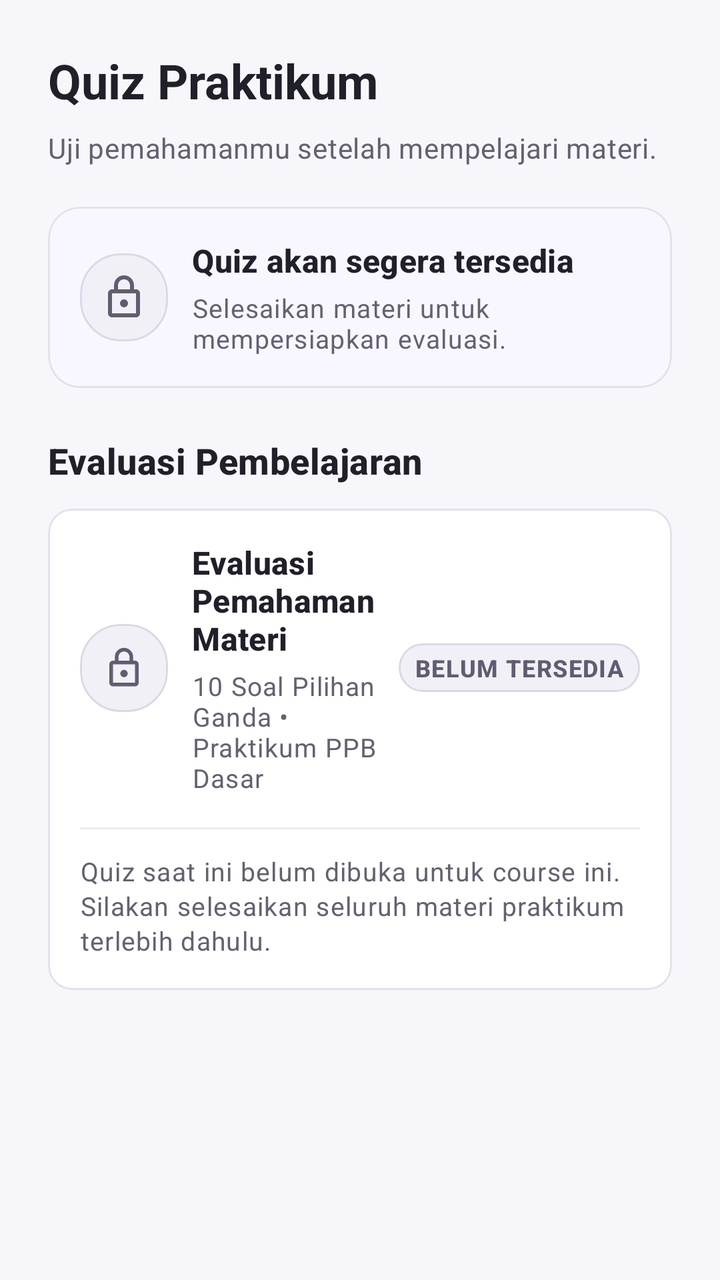
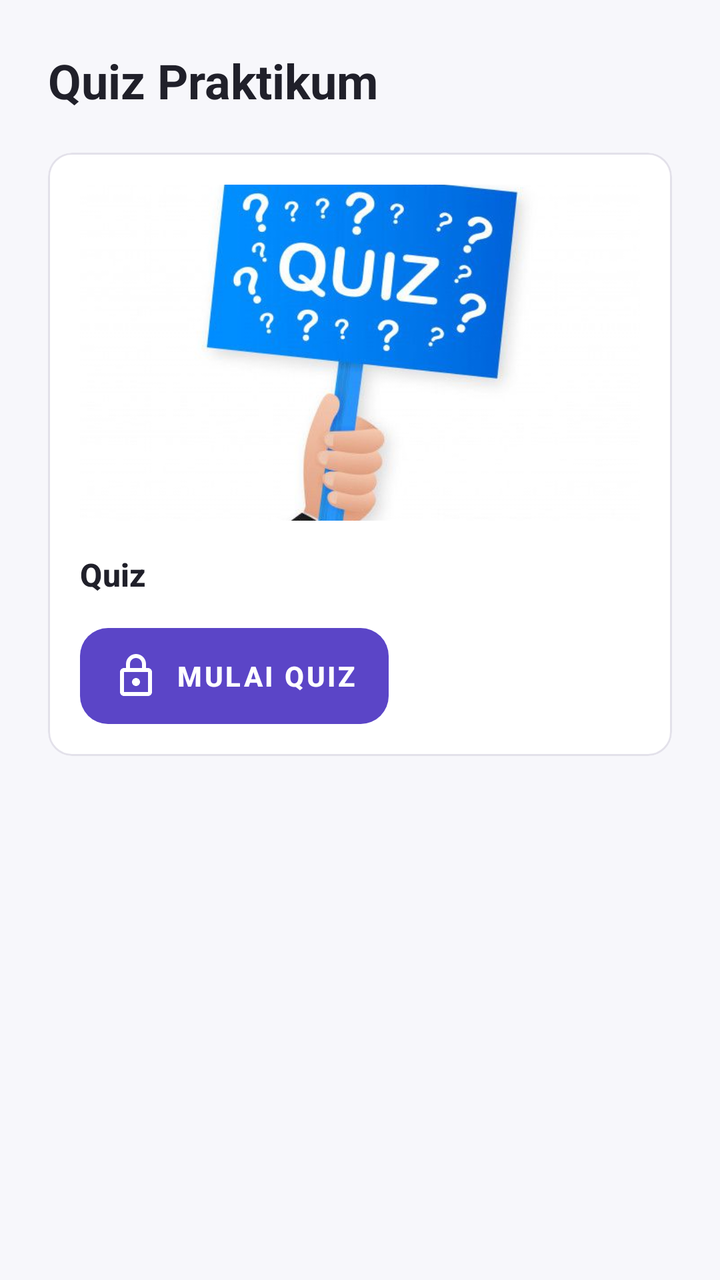

An Android layout rendered at two revisions. The XML below is the earlier revision; the diff shows what the commit changed to produce the second picture.
<!-- AndroidManifest.xml: application theme Theme.CourseApp -->
<!-- res/layout/fragment_quiz.xml -->
<?xml version="1.0" encoding="utf-8"?>
<androidx.core.widget.NestedScrollView xmlns:android="http://schemas.android.com/apk/res/android"
    xmlns:app="http://schemas.android.com/apk/res-auto"
    xmlns:tools="http://schemas.android.com/tools"
    android:layout_width="match_parent"
    android:layout_height="match_parent"
    android:fillViewport="true"
    android:background="@color/background">

    <LinearLayout
        android:layout_width="match_parent"
        android:layout_height="wrap_content"
        android:orientation="vertical"
        android:paddingStart="@dimen/page_padding_horizontal"
        android:paddingTop="@dimen/page_padding_vertical"
        android:paddingEnd="@dimen/page_padding_horizontal"
        android:paddingBottom="@dimen/space_24"
        android:clipToPadding="false">

        <TextView
            android:id="@+id/tvQuizHeaderTitle"
            android:layout_width="wrap_content"
            android:layout_height="wrap_content"
            android:text="@string/quiz_header_title"
            android:textAppearance="@style/TextAppearance.CourseApp.ScreenTitle" />

        <TextView
            android:id="@+id/tvQuizHeaderSubtitle"
            android:layout_width="wrap_content"
            android:layout_height="wrap_content"
            android:layout_marginTop="@dimen/space_8"
            android:text="@string/quiz_header_subtitle"
            android:textAppearance="@style/TextAppearance.CourseApp.Body"
            android:textColor="@color/secondary_text"
            android:lineSpacingExtra="3dp" />

        <com.google.android.material.card.MaterialCardView
            android:id="@+id/cardQuizHero"
            android:layout_width="match_parent"
            android:layout_height="wrap_content"
            android:layout_marginTop="@dimen/space_20"
            style="@style/Widget.CourseApp.FeatureCard"
            app:cardBackgroundColor="@color/surface_tinted">

            <LinearLayout
                android:layout_width="match_parent"
                android:layout_height="wrap_content"
                android:orientation="vertical"
                android:padding="@dimen/space_16">

                <LinearLayout
                    android:layout_width="match_parent"
                    android:layout_height="wrap_content"
                    android:gravity="center_vertical"
                    android:orientation="horizontal">

                    <FrameLayout
                        android:layout_width="@dimen/icon_container_size"
                        android:layout_height="@dimen/icon_container_size"
                        android:background="@drawable/bg_badge_locked">

                        <ImageView
                            android:layout_width="24dp"
                            android:layout_height="24dp"
                            android:layout_gravity="center"
                            android:contentDescription="@null"
                            android:src="@drawable/ic_lock"
                            app:tint="@color/badge_locked_text" />
                    </FrameLayout>

                    <LinearLayout
                        android:layout_width="0dp"
                        android:layout_height="wrap_content"
                        android:layout_marginStart="@dimen/space_12"
                        android:layout_weight="1"
                        android:orientation="vertical">

                        <TextView
                            android:layout_width="wrap_content"
                            android:layout_height="wrap_content"
                            android:text="@string/quiz_status_title"
                            android:textAppearance="@style/TextAppearance.CourseApp.CardTitle" />

                        <TextView
                            android:id="@+id/tvQuizCardMeta"
                            android:layout_width="wrap_content"
                            android:layout_height="wrap_content"
                            android:layout_marginTop="@dimen/space_4"
                            android:text="@string/quiz_status_description"
                            android:textAppearance="@style/TextAppearance.CourseApp.Supporting" />
                    </LinearLayout>
                </LinearLayout>

            </LinearLayout>

        </com.google.android.material.card.MaterialCardView>

        <TextView
            android:id="@+id/tvQuizSectionTitle"
            android:layout_width="wrap_content"
            android:layout_height="wrap_content"
            android:layout_marginTop="@dimen/space_24"
            android:text="@string/quiz_section_title"
            android:textAppearance="@style/TextAppearance.CourseApp.SectionTitle" />

        <com.google.android.material.card.MaterialCardView
            android:id="@+id/cardQuizLocked"
            android:layout_width="match_parent"
            android:layout_height="wrap_content"
            android:layout_marginTop="@dimen/space_12"
            android:clickable="true"
            android:focusable="true"
            style="@style/Widget.CourseApp.Card"
            app:strokeColor="@color/border"
            app:strokeWidth="1dp"
            app:cardBackgroundColor="@color/surface">

            <LinearLayout
                android:layout_width="match_parent"
                android:layout_height="wrap_content"
                android:orientation="vertical"
                android:padding="@dimen/space_16">

                <LinearLayout
                    android:layout_width="match_parent"
                    android:layout_height="wrap_content"
                    android:orientation="horizontal"
                    android:gravity="center_vertical">

                    <FrameLayout
                        android:layout_width="@dimen/icon_container_size"
                        android:layout_height="@dimen/icon_container_size"
                        android:background="@drawable/bg_badge_locked">

                        <ImageView
                            android:layout_width="22dp"
                            android:layout_height="22dp"
                            android:layout_gravity="center"
                            android:src="@drawable/ic_lock"
                            app:tint="@color/badge_locked_text"
                            android:contentDescription="@null" />
                    </FrameLayout>

                    <LinearLayout
                        android:layout_width="0dp"
                        android:layout_height="wrap_content"
                        android:layout_weight="1"
                        android:layout_marginStart="@dimen/space_12"
                        android:layout_marginEnd="@dimen/space_8"
                        android:orientation="vertical">

                        <TextView
                            android:layout_width="wrap_content"
                            android:layout_height="wrap_content"
                            android:text="@string/quiz_card_title"
                            android:textAppearance="@style/TextAppearance.CourseApp.CardTitle" />

                        <TextView
                            android:layout_width="wrap_content"
                            android:layout_height="wrap_content"
                            android:layout_marginTop="@dimen/space_4"
                            android:text="@string/quiz_card_desc"
                            android:textAppearance="@style/TextAppearance.CourseApp.Supporting" />

                    </LinearLayout>

                    <TextView
                        android:id="@+id/tvQuizBadge"
                        android:layout_width="wrap_content"
                        android:layout_height="wrap_content"
                        android:background="@drawable/bg_badge_locked"
                        android:paddingStart="@dimen/space_8"
                        android:paddingTop="4dp"
                        android:paddingEnd="@dimen/space_8"
                        android:paddingBottom="4dp"
                        android:text="@string/quiz_badge_locked"
                        android:textAppearance="@style/TextAppearance.CourseApp.Label"
                        android:textColor="@color/badge_locked_text"
                        android:letterSpacing="0.04" />

                </LinearLayout>

                <View
                    android:layout_width="match_parent"
                    android:layout_height="1dp"
                    android:layout_marginTop="@dimen/space_16"
                    android:layout_marginBottom="@dimen/space_12"
                    android:background="@color/border_subtle" />

                <TextView
                    android:id="@+id/tvQuizCardInfo"
                    android:layout_width="match_parent"
                    android:layout_height="wrap_content"
                    android:text="@string/quiz_card_info"
                    android:textAppearance="@style/TextAppearance.CourseApp.Supporting"
                    android:lineSpacingExtra="2dp" />

            </LinearLayout>

        </com.google.android.material.card.MaterialCardView>

    </LinearLayout>

</androidx.core.widget.NestedScrollView>
<!-- resources referenced by this layout -->
<resources>
  <color name="background">#F7F7FB</color>
  <color name="badge_locked_text">#625C72</color>
  <color name="border">#E3E1EA</color>
  <color name="border_subtle">#ECEAF1</color>
  <color name="secondary_text">#626270</color>
  <color name="surface">#FFFFFF</color>
  <color name="surface_tinted">#F8F7FF</color>
  <dimen name="icon_container_size">44dp</dimen>
  <dimen name="page_padding_horizontal">24dp</dimen>
  <dimen name="page_padding_vertical">24dp</dimen>
  <dimen name="space_12">12dp</dimen>
  <dimen name="space_16">16dp</dimen>
  <dimen name="space_20">20dp</dimen>
  <dimen name="space_24">24dp</dimen>
  <dimen name="space_4">4dp</dimen>
  <dimen name="space_8">8dp</dimen>
  <!-- drawable bg_badge_locked (drawable) -->
  <?xml version="1.0" encoding="utf-8"?>
  <shape xmlns:android="http://schemas.android.com/apk/res/android"
      android:shape="rectangle">
      <solid android:color="@color/badge_locked_bg" />
      <stroke
          android:width="1dp"
          android:color="@color/badge_locked_border" />
      <corners android:radius="20dp" />
  </shape>
  <string name="quiz_badge_locked">BELUM TERSEDIA</string>
  <string name="quiz_card_desc">10 Soal Pilihan Ganda • Praktikum PPB Dasar</string>
  <string name="quiz_card_info">Quiz saat ini belum dibuka untuk course ini. Silakan selesaikan seluruh materi praktikum terlebih dahulu.</string>
  <string name="quiz_card_title">Evaluasi Pemahaman Materi</string>
  <string name="quiz_header_subtitle">Uji pemahamanmu setelah mempelajari materi.</string>
  <string name="quiz_header_title">Quiz Praktikum</string>
  <string name="quiz_section_title">Evaluasi Pembelajaran</string>
  <string name="quiz_status_description">Selesaikan materi untuk mempersiapkan evaluasi.</string>
  <string name="quiz_status_title">Quiz akan segera tersedia</string>
  <style name="TextAppearance.CourseApp.Body" parent="TextAppearance.Material3.BodyMedium">
          <item name="android:textColor">@color/primary_text</item>
          <item name="android:textSize">14sp</item>
      </style>
  <style name="TextAppearance.CourseApp.CardTitle" parent="TextAppearance.Material3.TitleSmall">
          <item name="android:textColor">@color/primary_text</item>
          <item name="android:textSize">16sp</item>
          <item name="android:textStyle">bold</item>
      </style>
  <style name="TextAppearance.CourseApp.Label" parent="TextAppearance.Material3.LabelMedium">
          <item name="android:textColor">@color/primary</item>
          <item name="android:textSize">12sp</item>
          <item name="android:textStyle">bold</item>
      </style>
  <style name="TextAppearance.CourseApp.ScreenTitle" parent="TextAppearance.Material3.HeadlineSmall">
          <item name="android:textColor">@color/primary_text</item>
          <item name="android:textSize">24sp</item>
          <item name="android:textStyle">bold</item>
      </style>
  <style name="TextAppearance.CourseApp.SectionTitle" parent="TextAppearance.Material3.TitleMedium">
          <item name="android:textColor">@color/primary_text</item>
          <item name="android:textSize">18sp</item>
          <item name="android:textStyle">bold</item>
      </style>
  <style name="TextAppearance.CourseApp.Supporting" parent="TextAppearance.Material3.BodySmall">
          <item name="android:textColor">@color/secondary_text</item>
          <item name="android:textSize">13sp</item>
      </style>
  <style name="Widget.CourseApp.FeatureCard" parent="Widget.CourseApp.Card">
          <item name="cardCornerRadius">@dimen/radius_large</item>
      </style>
  <style name="Theme.CourseApp" parent="Base.Theme.CourseApp" />
  <color name="badge_locked_bg">#F2F0F7</color>
  <color name="badge_locked_border">#DDD8E7</color>
  <color name="primary_text">#20202A</color>
  <color name="primary">#5B45C7</color>
  <dimen name="radius_medium">12dp</dimen>
  <dimen name="radius_large">16dp</dimen>
  <color name="secondary">#7766D6</color>
  <!-- unchanged entries left out for length: 3 -->
</resources>

<!-- the commit's change to res/layout/fragment_quiz.xml (unified diff, before → after) -->
@@ -24,92 +24,11 @@
             android:text="@string/quiz_header_title"
             android:textAppearance="@style/TextAppearance.CourseApp.ScreenTitle" />
 
-        <TextView
-            android:id="@+id/tvQuizHeaderSubtitle"
-            android:layout_width="wrap_content"
-            android:layout_height="wrap_content"
-            android:layout_marginTop="@dimen/space_8"
-            android:text="@string/quiz_header_subtitle"
-            android:textAppearance="@style/TextAppearance.CourseApp.Body"
-            android:textColor="@color/secondary_text"
-            android:lineSpacingExtra="3dp" />
-
-        <com.google.android.material.card.MaterialCardView
-            android:id="@+id/cardQuizHero"
-            android:layout_width="match_parent"
-            android:layout_height="wrap_content"
-            android:layout_marginTop="@dimen/space_20"
-            style="@style/Widget.CourseApp.FeatureCard"
-            app:cardBackgroundColor="@color/surface_tinted">
-
-            <LinearLayout
-                android:layout_width="match_parent"
-                android:layout_height="wrap_content"
-                android:orientation="vertical"
-                android:padding="@dimen/space_16">
-
-                <LinearLayout
-                    android:layout_width="match_parent"
-                    android:layout_height="wrap_content"
-                    android:gravity="center_vertical"
-                    android:orientation="horizontal">
-
-                    <FrameLayout
-                        android:layout_width="@dimen/icon_container_size"
-                        android:layout_height="@dimen/icon_container_size"
-                        android:background="@drawable/bg_badge_locked">
-
-                        <ImageView
-                            android:layout_width="24dp"
-                            android:layout_height="24dp"
-                            android:layout_gravity="center"
-                            android:contentDescription="@null"
-                            android:src="@drawable/ic_lock"
-                            app:tint="@color/badge_locked_text" />
-                    </FrameLayout>
-
-                    <LinearLayout
-                        android:layout_width="0dp"
-                        android:layout_height="wrap_content"
-                        android:layout_marginStart="@dimen/space_12"
-                        android:layout_weight="1"
-                        android:orientation="vertical">
-
-                        <TextView
-                            android:layout_width="wrap_content"
-                            android:layout_height="wrap_content"
-                            android:text="@string/quiz_status_title"
-                            android:textAppearance="@style/TextAppearance.CourseApp.CardTitle" />
-
-                        <TextView
-                            android:id="@+id/tvQuizCardMeta"
-                            android:layout_width="wrap_content"
-                            android:layout_height="wrap_content"
-                            android:layout_marginTop="@dimen/space_4"
-                            android:text="@string/quiz_status_description"
-                            android:textAppearance="@style/TextAppearance.CourseApp.Supporting" />
-                    </LinearLayout>
-                </LinearLayout>
-
-            </LinearLayout>
-
-        </com.google.android.material.card.MaterialCardView>
-
-        <TextView
-            android:id="@+id/tvQuizSectionTitle"
-            android:layout_width="wrap_content"
-            android:layout_height="wrap_content"
-            android:layout_marginTop="@dimen/space_24"
-            android:text="@string/quiz_section_title"
-            android:textAppearance="@style/TextAppearance.CourseApp.SectionTitle" />
-
         <com.google.android.material.card.MaterialCardView
             android:id="@+id/cardQuizLocked"
             android:layout_width="match_parent"
             android:layout_height="wrap_content"
-            android:layout_marginTop="@dimen/space_12"
-            android:clickable="true"
-            android:focusable="true"
+            android:layout_marginTop="@dimen/space_20"
             style="@style/Widget.CourseApp.Card"
             app:strokeColor="@color/border"
             app:strokeWidth="1dp"
@@ -121,79 +40,32 @@
                 android:orientation="vertical"
                 android:padding="@dimen/space_16">
 
-                <LinearLayout
+                <ImageView
                     android:layout_width="match_parent"
-                    android:layout_height="wrap_content"
-                    android:orientation="horizontal"
-                    android:gravity="center_vertical">
-
-                    <FrameLayout
-                        android:layout_width="@dimen/icon_container_size"
-                        android:layout_height="@dimen/icon_container_size"
-                        android:background="@drawable/bg_badge_locked">
-
-                        <ImageView
-                            android:layout_width="22dp"
-                            android:layout_height="22dp"
-                            android:layout_gravity="center"
-                            android:src="@drawable/ic_lock"
-                            app:tint="@color/badge_locked_text"
-                            android:contentDescription="@null" />
-                    </FrameLayout>
-
-                    <LinearLayout
-                        android:layout_width="0dp"
-                        android:layout_height="wrap_content"
-                        android:layout_weight="1"
-                        android:layout_marginStart="@dimen/space_12"
-                        android:layout_marginEnd="@dimen/space_8"
-                        android:orientation="vertical">
-
-                        <TextView
-                            android:layout_width="wrap_content"
-                            android:layout_height="wrap_content"
-                            android:text="@string/quiz_card_title"
-                            android:textAppearance="@style/TextAppearance.CourseApp.CardTitle" />
-
-                        <TextView
-                            android:layout_width="wrap_content"
-                            android:layout_height="wrap_content"
-                            android:layout_marginTop="@dimen/space_4"
-                            android:text="@string/quiz_card_desc"
-                            android:textAppearance="@style/TextAppearance.CourseApp.Supporting" />
-
-                    </LinearLayout>
-
-                    <TextView
-                        android:id="@+id/tvQuizBadge"
-                        android:layout_width="wrap_content"
-                        android:layout_height="wrap_content"
-                        android:background="@drawable/bg_badge_locked"
-                        android:paddingStart="@dimen/space_8"
-                        android:paddingTop="4dp"
-                        android:paddingEnd="@dimen/space_8"
-                        android:paddingBottom="4dp"
-                        android:text="@string/quiz_badge_locked"
-                        android:textAppearance="@style/TextAppearance.CourseApp.Label"
-                        android:textColor="@color/badge_locked_text"
-                        android:letterSpacing="0.04" />
-
-                </LinearLayout>
-
-                <View
-                    android:layout_width="match_parent"
-                    android:layout_height="1dp"
-                    android:layout_marginTop="@dimen/space_16"
-                    android:layout_marginBottom="@dimen/space_12"
-                    android:background="@color/border_subtle" />
+                    android:layout_height="168dp"
+                    android:contentDescription="@string/quiz_placeholder_alt"
+                    android:scaleType="centerCrop"
+                    android:src="@drawable/quiz_illustration" />
 
                 <TextView
-                    android:id="@+id/tvQuizCardInfo"
-                    android:layout_width="match_parent"
+                    android:layout_width="wrap_content"
                     android:layout_height="wrap_content"
-                    android:text="@string/quiz_card_info"
-                    android:textAppearance="@style/TextAppearance.CourseApp.Supporting"
-                    android:lineSpacingExtra="2dp" />
+                    android:layout_marginTop="@dimen/space_16"
+                    android:text="@string/quiz_card_title"
+                    android:textAppearance="@style/TextAppearance.CourseApp.CardTitle" />
+
+                <androidx.appcompat.widget.AppCompatButton
+                    android:id="@+id/btnStartQuiz"
+                    style="@style/CustomRoundedButton"
+                    android:layout_width="wrap_content"
+                    android:layout_height="wrap_content"
+                    android:layout_marginTop="@dimen/space_16"
+                    android:drawableStart="@drawable/ic_lock"
+                    android:drawablePadding="@dimen/space_8"
+                    android:drawableTint="@color/white"
+                    android:paddingStart="@dimen/space_16"
+                    android:paddingEnd="@dimen/space_16"
+                    android:text="@string/quiz_start_action" />
 
             </LinearLayout>
 
<!-- resource entries referenced after the edit -->
@@ -1,52 +1,37 @@
 <!-- resources referenced by this layout -->
 <resources>
   <color name="background">#F7F7FB</color>
-  <color name="badge_locked_text">#625C72</color>
   <color name="border">#E3E1EA</color>
-  <color name="border_subtle">#ECEAF1</color>
-  <color name="secondary_text">#626270</color>
   <color name="surface">#FFFFFF</color>
-  <color name="surface_tinted">#F8F7FF</color>
-  <dimen name="icon_container_size">44dp</dimen>
+  <color name="white">#FFFFFFFF</color>
   <dimen name="page_padding_horizontal">24dp</dimen>
   <dimen name="page_padding_vertical">24dp</dimen>
-  <dimen name="space_12">12dp</dimen>
   <dimen name="space_16">16dp</dimen>
   <dimen name="space_20">20dp</dimen>
   <dimen name="space_24">24dp</dimen>
-  <dimen name="space_4">4dp</dimen>
   <dimen name="space_8">8dp</dimen>
-  <!-- drawable bg_badge_locked (drawable) -->
-  <?xml version="1.0" encoding="utf-8"?>
-  <shape xmlns:android="http://schemas.android.com/apk/res/android"
-      android:shape="rectangle">
-      <solid android:color="@color/badge_locked_bg" />
-      <stroke
-          android:width="1dp"
-          android:color="@color/badge_locked_border" />
-      <corners android:radius="20dp" />
-  </shape>
-  <string name="quiz_badge_locked">BELUM TERSEDIA</string>
-  <string name="quiz_card_desc">10 Soal Pilihan Ganda • Praktikum PPB Dasar</string>
-  <string name="quiz_card_info">Quiz saat ini belum dibuka untuk course ini. Silakan selesaikan seluruh materi praktikum terlebih dahulu.</string>
-  <string name="quiz_card_title">Evaluasi Pemahaman Materi</string>
-  <string name="quiz_header_subtitle">Uji pemahamanmu setelah mempelajari materi.</string>
+  <!-- drawable quiz_illustration: jpg bitmap (drawable, 26368 bytes) -->
+  <string name="quiz_card_title">Quiz</string>
   <string name="quiz_header_title">Quiz Praktikum</string>
-  <string name="quiz_section_title">Evaluasi Pembelajaran</string>
-  <string name="quiz_status_description">Selesaikan materi untuk mempersiapkan evaluasi.</string>
-  <string name="quiz_status_title">Quiz akan segera tersedia</string>
-  <style name="TextAppearance.CourseApp.Body" parent="TextAppearance.Material3.BodyMedium">
-          <item name="android:textColor">@color/primary_text</item>
+  <string name="quiz_placeholder_alt">Ilustrasi Evaluasi Quiz</string>
+  <string name="quiz_start_action">Mulai Quiz</string>
+  <style name="CustomRoundedButton" parent="Widget.MaterialComponents.Button">
+          <item name="android:background">@drawable/rounded_button</item>
+          <item name="backgroundTint">@null</item>
+          <item name="android:textColor">@color/white</item>
           <item name="android:textSize">14sp</item>
+          <item name="android:textStyle">bold</item>
+          <item name="android:minHeight">@dimen/button_min_height</item>
+          <item name="android:paddingTop">12dp</item>
+          <item name="android:paddingBottom">12dp</item>
+          <item name="android:paddingStart">20dp</item>
+          <item name="android:paddingEnd">20dp</item>
+          <item name="android:stateListAnimator">@null</item>
+          <item name="android:gravity">center</item>
       </style>
   <style name="TextAppearance.CourseApp.CardTitle" parent="TextAppearance.Material3.TitleSmall">
           <item name="android:textColor">@color/primary_text</item>
           <item name="android:textSize">16sp</item>
-          <item name="android:textStyle">bold</item>
-      </style>
-  <style name="TextAppearance.CourseApp.Label" parent="TextAppearance.Material3.LabelMedium">
-          <item name="android:textColor">@color/primary</item>
-          <item name="android:textSize">12sp</item>
           <item name="android:textStyle">bold</item>
       </style>
   <style name="TextAppearance.CourseApp.ScreenTitle" parent="TextAppearance.Material3.HeadlineSmall">
@@ -54,25 +39,30 @@
           <item name="android:textSize">24sp</item>
           <item name="android:textStyle">bold</item>
       </style>
-  <style name="TextAppearance.CourseApp.SectionTitle" parent="TextAppearance.Material3.TitleMedium">
-          <item name="android:textColor">@color/primary_text</item>
-          <item name="android:textSize">18sp</item>
-          <item name="android:textStyle">bold</item>
-      </style>
-  <style name="TextAppearance.CourseApp.Supporting" parent="TextAppearance.Material3.BodySmall">
-          <item name="android:textColor">@color/secondary_text</item>
-          <item name="android:textSize">13sp</item>
-      </style>
-  <style name="Widget.CourseApp.FeatureCard" parent="Widget.CourseApp.Card">
-          <item name="cardCornerRadius">@dimen/radius_large</item>
-      </style>
   <style name="Theme.CourseApp" parent="Base.Theme.CourseApp" />
-  <color name="badge_locked_bg">#F2F0F7</color>
-  <color name="badge_locked_border">#DDD8E7</color>
+  <!-- drawable rounded_button (drawable) -->
+  <?xml version="1.0" encoding="utf-8"?>
+  <selector xmlns:android="http://schemas.android.com/apk/res/android">
+      
+      <item android:state_pressed="true">
+          <shape android:shape="rectangle">
+              <solid android:color="@color/primary_dark" />
+              <corners android:radius="14dp" />
+          </shape>
+      </item>
+      
+      <item>
+          <shape android:shape="rectangle">
+              <solid android:color="@color/primary" />
+              <corners android:radius="14dp" />
+          </shape>
+      </item>
+  </selector>
+  <dimen name="button_min_height">48dp</dimen>
   <color name="primary_text">#20202A</color>
   <color name="primary">#5B45C7</color>
   <dimen name="radius_medium">12dp</dimen>
-  <dimen name="radius_large">16dp</dimen>
+  <color name="primary_dark">#4633A6</color>
   <color name="secondary">#7766D6</color>
   <!-- unchanged entries left out for length: 3 -->
 </resources>
